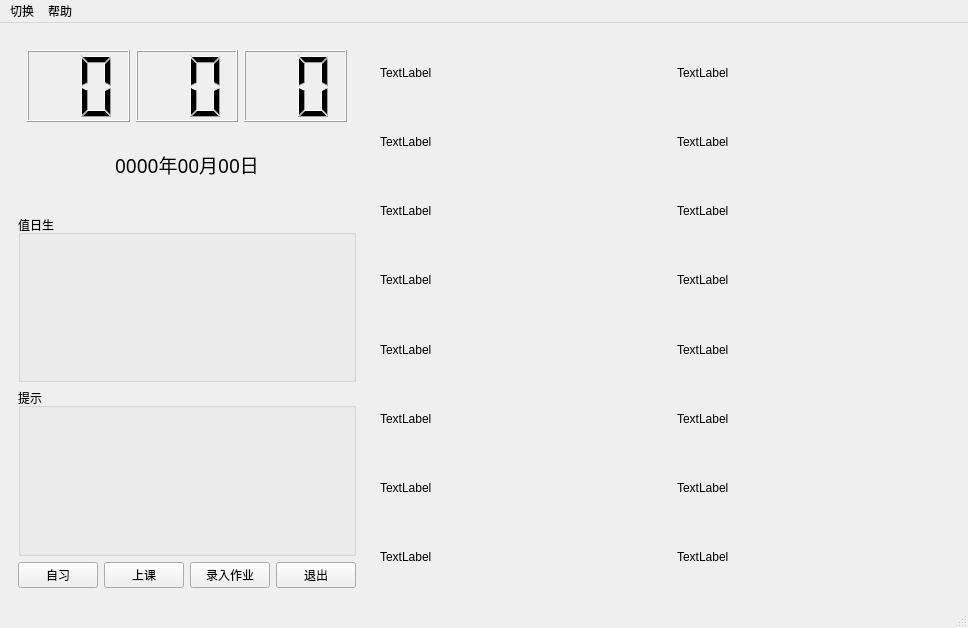
First picture: the form in FINALEXAMDESIGHN/mainwindow.ui, repository ALongTail/Class-Managing-System, before the edit.
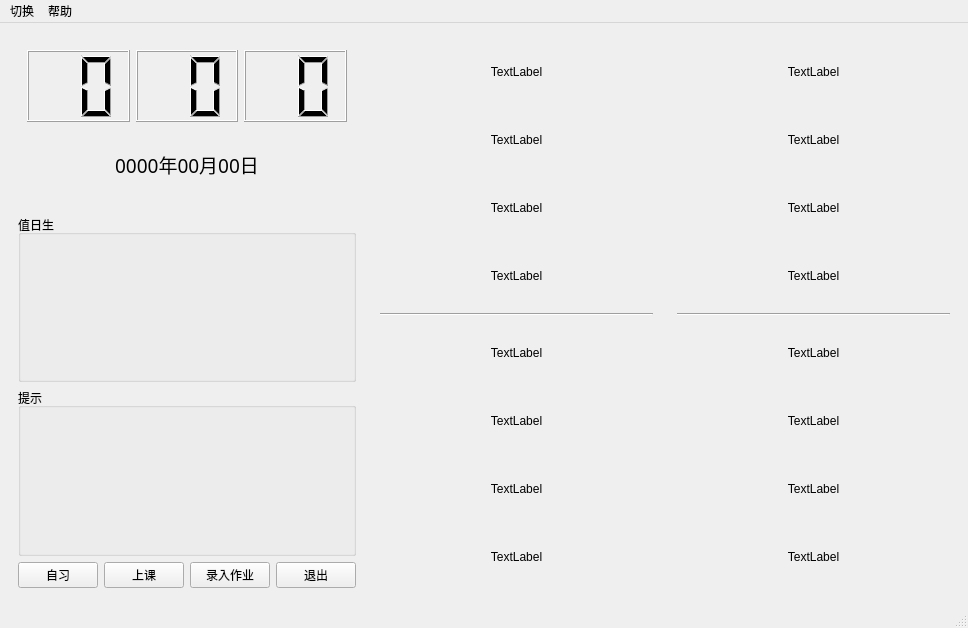
Second picture: the form after the edit.

Diff of the .ui file:
```diff
--- a/FINALEXAMDESIGHN/mainwindow.ui
+++ b/FINALEXAMDESIGHN/mainwindow.ui
@@ -162,53 +162,54 @@
     <item row="0" column="1">
      <widget class="QWidget" name="widget" native="true">
       <layout class="QGridLayout" name="gridLayout_2">
-       <item row="6" column="0">
-        <widget class="QLabel" name="time7">
-         <property name="text">
-          <string>TextLabel</string>
-         </property>
-        </widget>
-       </item>
-       <item row="3" column="0">
-        <widget class="QLabel" name="time4">
-         <property name="text">
-          <string>TextLabel</string>
-         </property>
-        </widget>
-       </item>
-       <item row="2" column="0">
-        <widget class="QLabel" name="time3">
-         <property name="text">
-          <string>TextLabel</string>
-         </property>
-        </widget>
-       </item>
        <item row="5" column="0">
-        <widget class="QLabel" name="time6">
-         <property name="text">
-          <string>TextLabel</string>
-         </property>
-        </widget>
-       </item>
-       <item row="1" column="0">
-        <widget class="QLabel" name="time2">
-         <property name="text">
-          <string>TextLabel</string>
-         </property>
-        </widget>
-       </item>
-       <item row="4" column="0">
         <widget class="QLabel" name="time5">
          <property name="text">
           <string>TextLabel</string>
          </property>
+         <property name="alignment">
+          <set>Qt::AlignCenter</set>
+         </property>
         </widget>
        </item>
-       <item row="7" column="0">
+       <item row="1" column="0">
+        <widget class="QLabel" name="time2">
+         <property name="text">
+          <string>TextLabel</string>
+         </property>
+         <property name="alignment">
+          <set>Qt::AlignCenter</set>
+         </property>
+        </widget>
+       </item>
+       <item row="3" column="0">
+        <widget class="QLabel" name="time4">
+         <property name="text">
+          <string>TextLabel</string>
+         </property>
+         <property name="alignment">
+          <set>Qt::AlignCenter</set>
+         </property>
+        </widget>
+       </item>
+       <item row="8" column="0">
         <widget class="QLabel" name="time8">
          <property name="text">
           <string>TextLabel</string>
          </property>
+         <property name="alignment">
+          <set>Qt::AlignCenter</set>
+         </property>
+        </widget>
+       </item>
+       <item row="6" column="0">
+        <widget class="QLabel" name="time6">
+         <property name="text">
+          <string>TextLabel</string>
+         </property>
+         <property name="alignment">
+          <set>Qt::AlignCenter</set>
+         </property>
         </widget>
        </item>
        <item row="0" column="0">
@@ -216,6 +217,36 @@
          <property name="text">
           <string>TextLabel</string>
          </property>
+         <property name="alignment">
+          <set>Qt::AlignCenter</set>
+         </property>
+        </widget>
+       </item>
+       <item row="2" column="0">
+        <widget class="QLabel" name="time3">
+         <property name="text">
+          <string>TextLabel</string>
+         </property>
+         <property name="alignment">
+          <set>Qt::AlignCenter</set>
+         </property>
+        </widget>
+       </item>
+       <item row="7" column="0">
+        <widget class="QLabel" name="time7">
+         <property name="text">
+          <string>TextLabel</string>
+         </property>
+         <property name="alignment">
+          <set>Qt::AlignCenter</set>
+         </property>
+        </widget>
+       </item>
+       <item row="4" column="0">
+        <widget class="Line" name="line">
+         <property name="orientation">
+          <enum>Qt::Horizontal</enum>
+         </property>
         </widget>
        </item>
       </layout>
@@ -224,11 +255,44 @@
     <item row="0" column="2">
      <widget class="QWidget" name="widget_2" native="true">
       <layout class="QGridLayout" name="gridLayout_3">
+       <item row="7" column="0">
+        <widget class="QLabel" name="class7">
+         <property name="text">
+          <string>TextLabel</string>
+         </property>
+         <property name="alignment">
+          <set>Qt::AlignCenter</set>
+         </property>
+        </widget>
+       </item>
+       <item row="3" column="0">
+        <widget class="QLabel" name="class4">
+         <property name="text">
+          <string>TextLabel</string>
+         </property>
+         <property name="alignment">
+          <set>Qt::AlignCenter</set>
+         </property>
+        </widget>
+       </item>
+       <item row="2" column="0">
+        <widget class="QLabel" name="class3">
+         <property name="text">
+          <string>TextLabel</string>
+         </property>
+         <property name="alignment">
+          <set>Qt::AlignCenter</set>
+         </property>
+        </widget>
+       </item>
        <item row="0" column="0">
         <widget class="QLabel" name="class1">
          <property name="text">
           <string>TextLabel</string>
          </property>
+         <property name="alignment">
+          <set>Qt::AlignCenter</set>
+         </property>
         </widget>
        </item>
        <item row="1" column="0">
@@ -236,47 +300,45 @@
          <property name="text">
           <string>TextLabel</string>
          </property>
-        </widget>
-       </item>
-       <item row="2" column="0">
-        <widget class="QLabel" name="class3">
-         <property name="text">
-          <string>TextLabel</string>
+         <property name="alignment">
+          <set>Qt::AlignCenter</set>
          </property>
         </widget>
        </item>
-       <item row="3" column="0">
-        <widget class="QLabel" name="class4">
-         <property name="text">
-          <string>TextLabel</string>
-         </property>
-        </widget>
-       </item>
-       <item row="4" column="0">
+       <item row="5" column="0">
         <widget class="QLabel" name="class5">
          <property name="text">
           <string>TextLabel</string>
          </property>
-        </widget>
-       </item>
-       <item row="5" column="0">
-        <widget class="QLabel" name="class6">
-         <property name="text">
-          <string>TextLabel</string>
+         <property name="alignment">
+          <set>Qt::AlignCenter</set>
          </property>
         </widget>
        </item>
-       <item row="6" column="0">
-        <widget class="QLabel" name="class7">
-         <property name="text">
-          <string>TextLabel</string>
-         </property>
-        </widget>
-       </item>
-       <item row="7" column="0">
+       <item row="8" column="0">
         <widget class="QLabel" name="class8">
          <property name="text">
           <string>TextLabel</string>
+         </property>
+         <property name="alignment">
+          <set>Qt::AlignCenter</set>
+         </property>
+        </widget>
+       </item>
+       <item row="6" column="0">
+        <widget class="QLabel" name="class6">
+         <property name="text">
+          <string>TextLabel</string>
+         </property>
+         <property name="alignment">
+          <set>Qt::AlignCenter</set>
+         </property>
+        </widget>
+       </item>
+       <item row="4" column="0">
+        <widget class="Line" name="line_2">
+         <property name="orientation">
+          <enum>Qt::Horizontal</enum>
          </property>
         </widget>
        </item>
```
